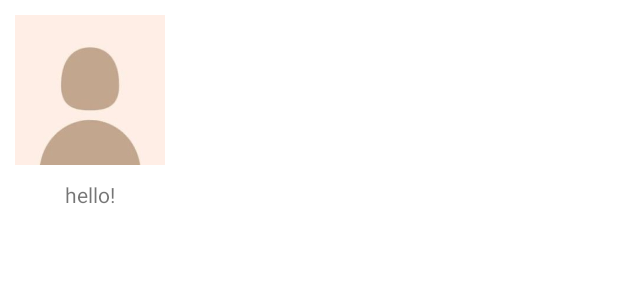
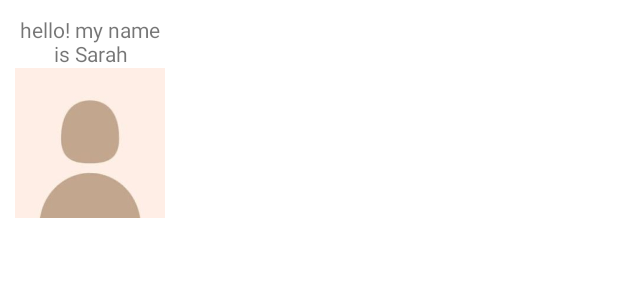
Before and after one commit to SMMotteler/Garden-Planner, an Android app: the layout item_plant_in_bed.xml on its own in the app's theme, with its tools: preview values and no code run, on a phone screen of 412 x 824 dp. Shown: the top 300 px of the screen. Run offline under Robolectric (Android 15) with nearby library versions, the phone set to English and light mode, and no system bars.

Commit message:
set up PlantInBed adapter

```diff
--- a/app/src/main/java/com/example/garden_planner/GardenMethodHelper.java
+++ b/app/src/main/java/com/example/garden_planner/GardenMethodHelper.java
@@ -131,6 +131,7 @@ public class GardenMethodHelper {
         query.whereEqualTo(PlantInBed.KEY_GARDEN, garden);
 
         query.addAscendingOrder("createdAt");
+        query.include(PlantInBed.KEY_TYPE);
 
         // start an asynchronous call for PlantInBed objects
         query.findInBackground(new FindCallback<PlantInBed>() {
--- a/app/src/main/java/com/example/garden_planner/adapters/GardenFeedAdapter.java
+++ b/app/src/main/java/com/example/garden_planner/adapters/GardenFeedAdapter.java
@@ -92,7 +92,7 @@ public class GardenFeedAdapter extends RecyclerView.Adapter<GardenFeedAdapter.Vi
             tvGardenLocation = binding.tvGardenLocation;
 
             tvGardenName.setText(garden.getName());
-            tvGardenLocation.setText(garden.getLocation());
+            tvGardenLocation.setText("Location: "+garden.getLocation());
 
             if (garden.has("photo")){
                 Glide.with(context).load(garden.getParseFile("photo").getUrl()).into(ivGardenImage);
--- a/app/src/main/res/layout/item_plant_in_bed.xml
+++ b/app/src/main/res/layout/item_plant_in_bed.xml
@@ -1,27 +1,22 @@
 <?xml version="1.0" encoding="utf-8"?>
 <LinearLayout xmlns:android="http://schemas.android.com/apk/res/android"
-    android:layout_width="wrap_content"
+    xmlns:tools="http://schemas.android.com/tools"
+    android:layout_width="120dp"
     android:layout_height="wrap_content"
-    xmlns:tools="http://schemas.android.com/tools"
     android:orientation="vertical"
-    >
-
-    <ImageView
-        android:layout_margin="10dp"
-        android:id="@+id/ivPlantPic"
-        android:layout_width="100dp"
-        android:layout_height="100dp"
-        tools:srcCompat="@drawable/default_pic"
-        />
+    android:padding="10dp">
 
     <TextView
         android:id="@+id/tvPlantName"
         android:layout_width="match_parent"
         android:layout_height="wrap_content"
         android:gravity="center"
-        tools:text="hello!"
-        android:layout_marginBottom="10dp"
-        android:layout_marginLeft="10dp"
-        android:layout_marginRight="10dp"
-        />
+        tools:text="hello! my name is Sarah" />
+
+    <ImageView
+        android:id="@+id/ivPlantPic"
+        android:layout_width="100dp"
+        android:layout_height="100dp"
+        tools:srcCompat="@drawable/default_pic" />
+
 </LinearLayout>
```
Also changed, not shown: app/src/main/java/com/example/garden_planner/adapters/PlantInBedAdapter.java (+18 -0 lines), app/src/main/res/layout/item_reminder.xml (+10 -9 lines).
